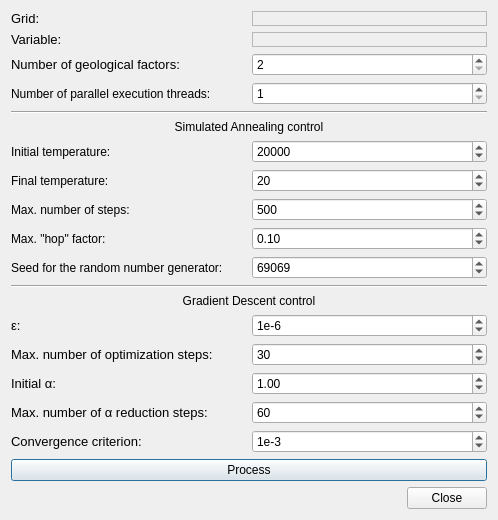
Above: imagejockey/vardecomp/variographicdecompositiondialog.ui from PauloCarvalhoRJ/gammaray before the change. Below: the same form after it.
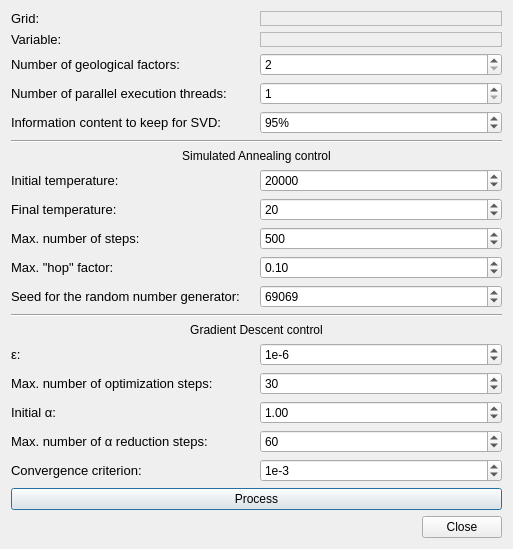
That is the form after the change.

Commit message: WIP: variographic decomposition

```diff
--- a/imagejockey/vardecomp/variographicdecompositiondialog.ui
+++ b/imagejockey/vardecomp/variographicdecompositiondialog.ui
@@ -6,8 +6,8 @@
    <rect>
     <x>0</x>
     <y>0</y>
-    <width>498</width>
-    <height>505</height>
+    <width>513</width>
+    <height>531</height>
    </rect>
   </property>
   <property name="windowTitle">
@@ -16,21 +16,28 @@
   <layout class="QVBoxLayout" name="verticalLayout">
    <item>
     <layout class="QGridLayout" name="gridLayout">
-     <item row="18" column="0">
+     <item row="16" column="0">
+      <widget class="QLabel" name="label_6">
+       <property name="text">
+        <string>&lt;html&gt;&lt;head/&gt;&lt;body&gt;&lt;p&gt;&lt;span style=&quot; font-family:'Verdana,Arial,Tahoma,Calibri,Geneva,sans-serif'; font-size:13px;&quot;&gt;Max. number of optimization steps:&lt;/span&gt;&lt;/p&gt;&lt;/body&gt;&lt;/html&gt;</string>
+       </property>
+      </widget>
+     </item>
+     <item row="19" column="0">
       <widget class="QLabel" name="label_8">
        <property name="text">
         <string>&lt;html&gt;&lt;head/&gt;&lt;body&gt;&lt;p&gt;&lt;span style=&quot; font-family:'Verdana,Arial,Tahoma,Calibri,Geneva,sans-serif'; font-size:13px;&quot;&gt;Convergence criterion:&lt;/span&gt;&lt;/p&gt;&lt;/body&gt;&lt;/html&gt;</string>
        </property>
       </widget>
      </item>
-     <item row="10" column="0">
+     <item row="11" column="0">
       <widget class="QLabel" name="label_14">
        <property name="text">
-        <string>Max. &quot;hop&quot; factor:</string>
+        <string>&lt;html&gt;&lt;head/&gt;&lt;body&gt;&lt;p&gt;&lt;span style=&quot; font-family:'Verdana,Arial,Tahoma,Calibri,Geneva,sans-serif'; font-size:13px;&quot;&gt;Max. &quot;hop&quot; factor:&lt;/span&gt;&lt;/p&gt;&lt;/body&gt;&lt;/html&gt;</string>
        </property>
       </widget>
      </item>
-     <item row="15" column="1">
+     <item row="16" column="1">
       <widget class="QSpinBox" name="spinMaxSteps">
        <property name="minimum">
         <number>1</number>
@@ -110,21 +117,21 @@
        </layout>
       </widget>
      </item>
-     <item row="19" column="0" colspan="2">
+     <item row="20" column="0" colspan="2">
       <widget class="QPushButton" name="btnProcess">
        <property name="text">
         <string>Process</string>
        </property>
       </widget>
      </item>
-     <item row="14" column="0">
+     <item row="15" column="0">
       <widget class="QLabel" name="label_4">
        <property name="text">
         <string>&lt;html&gt;&lt;head/&gt;&lt;body&gt;&lt;p&gt;&lt;span style=&quot; font-family:'Verdana,Arial,Tahoma,Calibri,Geneva,sans-serif'; font-size:13px;&quot;&gt;&amp;epsilon;:&lt;/span&gt;&lt;/p&gt;&lt;/body&gt;&lt;/html&gt;</string>
        </property>
       </widget>
      </item>
-     <item row="14" column="1">
+     <item row="15" column="1">
       <widget class="QSpinBox" name="spinLogEpsilon">
        <property name="prefix">
         <string>1e</string>
@@ -140,21 +147,21 @@
        </property>
       </widget>
      </item>
-     <item row="16" column="0">
+     <item row="17" column="0">
       <widget class="QLabel" name="label_5">
        <property name="text">
         <string>&lt;html&gt;&lt;head/&gt;&lt;body&gt;&lt;p&gt;&lt;span style=&quot; font-family:'Verdana,Arial,Tahoma,Calibri,Geneva,sans-serif'; font-size:13px;&quot;&gt;Initial α:&lt;/span&gt;&lt;/p&gt;&lt;/body&gt;&lt;/html&gt;</string>
        </property>
       </widget>
      </item>
-     <item row="17" column="0">
+     <item row="18" column="0">
       <widget class="QLabel" name="label_7">
        <property name="text">
         <string>&lt;html&gt;&lt;head/&gt;&lt;body&gt;&lt;p&gt;&lt;span style=&quot; font-family:'Verdana,Arial,Tahoma,Calibri,Geneva,sans-serif'; font-size:13px;&quot;&gt;Max. number of α reduction steps:&lt;/span&gt;&lt;/p&gt;&lt;/body&gt;&lt;/html&gt;</string>
        </property>
       </widget>
      </item>
-     <item row="17" column="1">
+     <item row="18" column="1">
       <widget class="QSpinBox" name="spinMaxStepsAlphaReduction">
        <property name="minimum">
         <number>1</number>
@@ -170,7 +177,7 @@
        </property>
       </widget>
      </item>
-     <item row="16" column="1">
+     <item row="17" column="1">
       <widget class="QDoubleSpinBox" name="spinInitialAlpha">
        <property name="minimum">
         <double>0.010000000000000</double>
@@ -183,14 +190,7 @@
        </property>
       </widget>
      </item>
-     <item row="15" column="0">
-      <widget class="QLabel" name="label_6">
-       <property name="text">
-        <string>&lt;html&gt;&lt;head/&gt;&lt;body&gt;&lt;p&gt;&lt;span style=&quot; font-family:'Verdana,Arial,Tahoma,Calibri,Geneva,sans-serif'; font-size:13px;&quot;&gt;Max. number of optimization steps:&lt;/span&gt;&lt;/p&gt;&lt;/body&gt;&lt;/html&gt;</string>
-       </property>
-      </widget>
-     </item>
-     <item row="18" column="1">
+     <item row="19" column="1">
       <widget class="QSpinBox" name="spinConvergenceCriterion">
        <property name="prefix">
         <string>1e</string>
@@ -206,7 +206,7 @@
        </property>
       </widget>
      </item>
-     <item row="13" column="0" colspan="2">
+     <item row="14" column="0" colspan="2">
       <widget class="QLabel" name="label_9">
        <property name="text">
         <string>Gradient Descent control</string>
@@ -216,7 +216,7 @@
        </property>
       </widget>
      </item>
-     <item row="5" column="0" colspan="2">
+     <item row="6" column="0" colspan="2">
       <widget class="QLabel" name="label_10">
        <property name="text">
         <string>Simulated Annealing control</string>
@@ -226,14 +226,14 @@
        </property>
       </widget>
      </item>
-     <item row="4" column="0" colspan="2">
+     <item row="5" column="0" colspan="2">
       <widget class="Line" name="line">
        <property name="orientation">
         <enum>Qt::Horizontal</enum>
        </property>
       </widget>
      </item>
-     <item row="9" column="1">
+     <item row="10" column="1">
       <widget class="QSpinBox" name="spinMaxStepsSA">
        <property name="minimum">
         <number>5</number>
@@ -249,14 +249,14 @@
        </property>
       </widget>
      </item>
-     <item row="11" column="0">
+     <item row="12" column="0">
       <widget class="QLabel" name="label_15">
        <property name="text">
-        <string>Seed for the random number generator:</string>
+        <string>&lt;html&gt;&lt;head/&gt;&lt;body&gt;&lt;p&gt;&lt;span style=&quot; font-family:'Verdana,Arial,Tahoma,Calibri,Geneva,sans-serif'; font-size:13px;&quot;&gt;Seed for the random number generator:&lt;/span&gt;&lt;/p&gt;&lt;/body&gt;&lt;/html&gt;</string>
        </property>
       </widget>
      </item>
-     <item row="10" column="1">
+     <item row="11" column="1">
       <widget class="QDoubleSpinBox" name="spinMaxHopFactor">
        <property name="minimum">
         <double>0.010000000000000</double>
@@ -272,21 +272,21 @@
        </property>
       </widget>
      </item>
-     <item row="9" column="0">
+     <item row="10" column="0">
       <widget class="QLabel" name="label_13">
        <property name="text">
-        <string>Max. number of steps:</string>
+        <string>&lt;html&gt;&lt;head/&gt;&lt;body&gt;&lt;p&gt;&lt;span style=&quot; font-family:'Verdana,Arial,Tahoma,Calibri,Geneva,sans-serif'; font-size:13px;&quot;&gt;Max. number of steps:&lt;/span&gt;&lt;/p&gt;&lt;/body&gt;&lt;/html&gt;</string>
        </property>
       </widget>
      </item>
-     <item row="7" column="0">
+     <item row="8" column="0">
       <widget class="QLabel" name="label_11">
        <property name="text">
-        <string>Initial temperature:</string>
+        <string>&lt;html&gt;&lt;head/&gt;&lt;body&gt;&lt;p&gt;&lt;span style=&quot; font-family:'Verdana,Arial,Tahoma,Calibri,Geneva,sans-serif'; font-size:13px;&quot;&gt;Initial temperature:&lt;/span&gt;&lt;/p&gt;&lt;/body&gt;&lt;/html&gt;</string>
        </property>
       </widget>
      </item>
-     <item row="11" column="1">
+     <item row="12" column="1">
       <widget class="QSpinBox" name="spinSeed">
        <property name="minimum">
         <number>1</number>
@@ -299,14 +299,14 @@
        </property>
       </widget>
      </item>
-     <item row="8" column="0">
+     <item row="9" column="0">
       <widget class="QLabel" name="label_12">
        <property name="text">
-        <string>Final temperature:</string>
+        <string>&lt;html&gt;&lt;head/&gt;&lt;body&gt;&lt;p&gt;&lt;span style=&quot; font-family:'Verdana,Arial,Tahoma,Calibri,Geneva,sans-serif'; font-size:13px;&quot;&gt;Final temperature:&lt;/span&gt;&lt;/p&gt;&lt;/body&gt;&lt;/html&gt;</string>
        </property>
       </widget>
      </item>
-     <item row="8" column="1">
+     <item row="9" column="1">
       <widget class="QSpinBox" name="spinFinalTemperature">
        <property name="minimum">
         <number>1</number>
@@ -322,7 +322,7 @@
        </property>
       </widget>
      </item>
-     <item row="7" column="1">
+     <item row="8" column="1">
       <widget class="QSpinBox" name="spinInitialTemperature">
        <property name="minimum">
         <number>20</number>
@@ -338,7 +338,7 @@
        </property>
       </widget>
      </item>
-     <item row="12" column="0" colspan="2">
+     <item row="13" column="0" colspan="2">
       <widget class="Line" name="line_2">
        <property name="orientation">
         <enum>Qt::Horizontal</enum>
@@ -348,7 +348,7 @@
      <item row="3" column="0">
       <widget class="QLabel" name="label_16">
        <property name="text">
-        <string>Number of parallel execution threads:</string>
+        <string>&lt;html&gt;&lt;head/&gt;&lt;body&gt;&lt;p&gt;&lt;span style=&quot; font-family:'Verdana,Arial,Tahoma,Calibri,Geneva,sans-serif'; font-size:13px;&quot;&gt;Number of parallel execution threads:&lt;/span&gt;&lt;/p&gt;&lt;/body&gt;&lt;/html&gt;</string>
        </property>
       </widget>
      </item>
@@ -359,6 +359,32 @@
        </property>
       </widget>
      </item>
+     <item row="4" column="0">
+      <widget class="QLabel" name="label_17">
+       <property name="text">
+        <string>&lt;html&gt;&lt;head/&gt;&lt;body&gt;&lt;p&gt;&lt;span style=&quot; font-family:'Verdana,Arial,Tahoma,Calibri,Geneva,sans-serif'; font-size:13px;&quot;&gt;Information content to keep for SVD:&lt;/span&gt;&lt;/p&gt;&lt;/body&gt;&lt;/html&gt;</string>
+       </property>
+      </widget>
+     </item>
+     <item row="4" column="1">
+      <widget class="QSpinBox" name="spinInfoContentToKeepForSVD">
+       <property name="suffix">
+        <string>%</string>
+       </property>
+       <property name="minimum">
+        <number>50</number>
+       </property>
+       <property name="maximum">
+        <number>100</number>
+       </property>
+       <property name="singleStep">
+        <number>5</number>
+       </property>
+       <property name="value">
+        <number>95</number>
+       </property>
+      </widget>
+     </item>
     </layout>
    </item>
    <item>
```
The commit also changes 1 other file.
